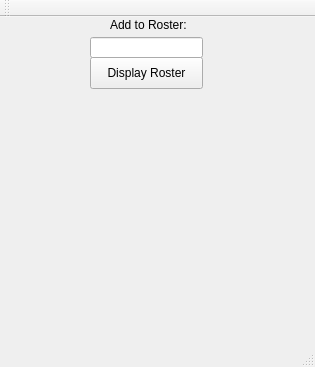
Qt form ultimate/mainwindow.ui (rrout2/ultimate-stats) before a commit.
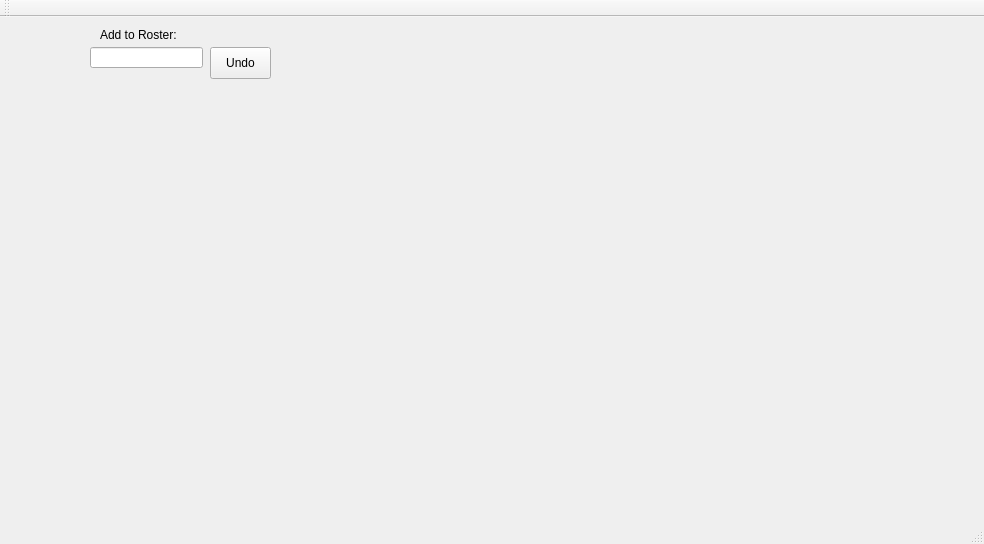
The same form after that commit.

Commit message: undo added for roster editing

The edit to the form file:
```diff
--- a/ultimate/mainwindow.ui
+++ b/ultimate/mainwindow.ui
@@ -6,8 +6,8 @@
    <rect>
     <x>0</x>
     <y>0</y>
-    <width>315</width>
-    <height>367</height>
+    <width>984</width>
+    <height>544</height>
    </rect>
   </property>
   <property name="windowTitle">
@@ -18,7 +18,7 @@
     <property name="geometry">
      <rect>
       <x>90</x>
-      <y>20</y>
+      <y>30</y>
       <width>113</width>
       <height>21</height>
      </rect>
@@ -27,8 +27,8 @@
    <widget class="QLabel" name="label">
     <property name="geometry">
      <rect>
-      <x>110</x>
-      <y>0</y>
+      <x>100</x>
+      <y>10</y>
       <width>91</width>
       <height>16</height>
      </rect>
@@ -37,17 +37,33 @@
      <string>Add to Roster:</string>
     </property>
    </widget>
+   <widget class="QLabel" name="label_2">
+    <property name="geometry">
+     <rect>
+      <x>100</x>
+      <y>60</y>
+      <width>91</width>
+      <height>411</height>
+     </rect>
+    </property>
+    <property name="text">
+     <string/>
+    </property>
+    <property name="alignment">
+     <set>Qt::AlignHCenter|Qt::AlignTop</set>
+    </property>
+   </widget>
    <widget class="QPushButton" name="pushButton">
     <property name="geometry">
      <rect>
-      <x>90</x>
-      <y>40</y>
-      <width>113</width>
+      <x>210</x>
+      <y>30</y>
+      <width>61</width>
       <height>32</height>
      </rect>
     </property>
     <property name="text">
-     <string>Display Roster</string>
+     <string>Undo</string>
     </property>
    </widget>
   </widget>
```
Left out of the diff: 2 changed lines with no effect on the pictures. The commit also changes 8 other files.
